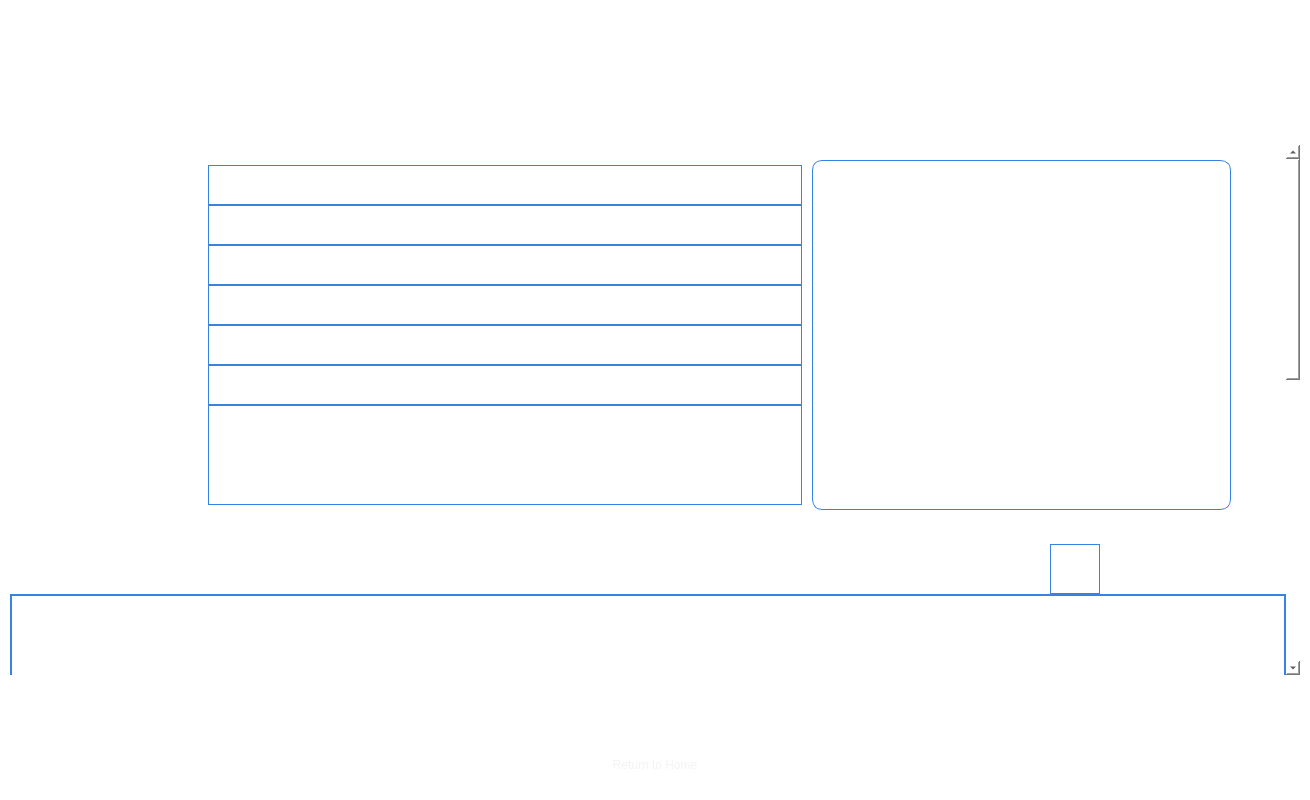
Qt form forms/Page_5.ui (apollo-k22/FaceAI-Product) before a commit.
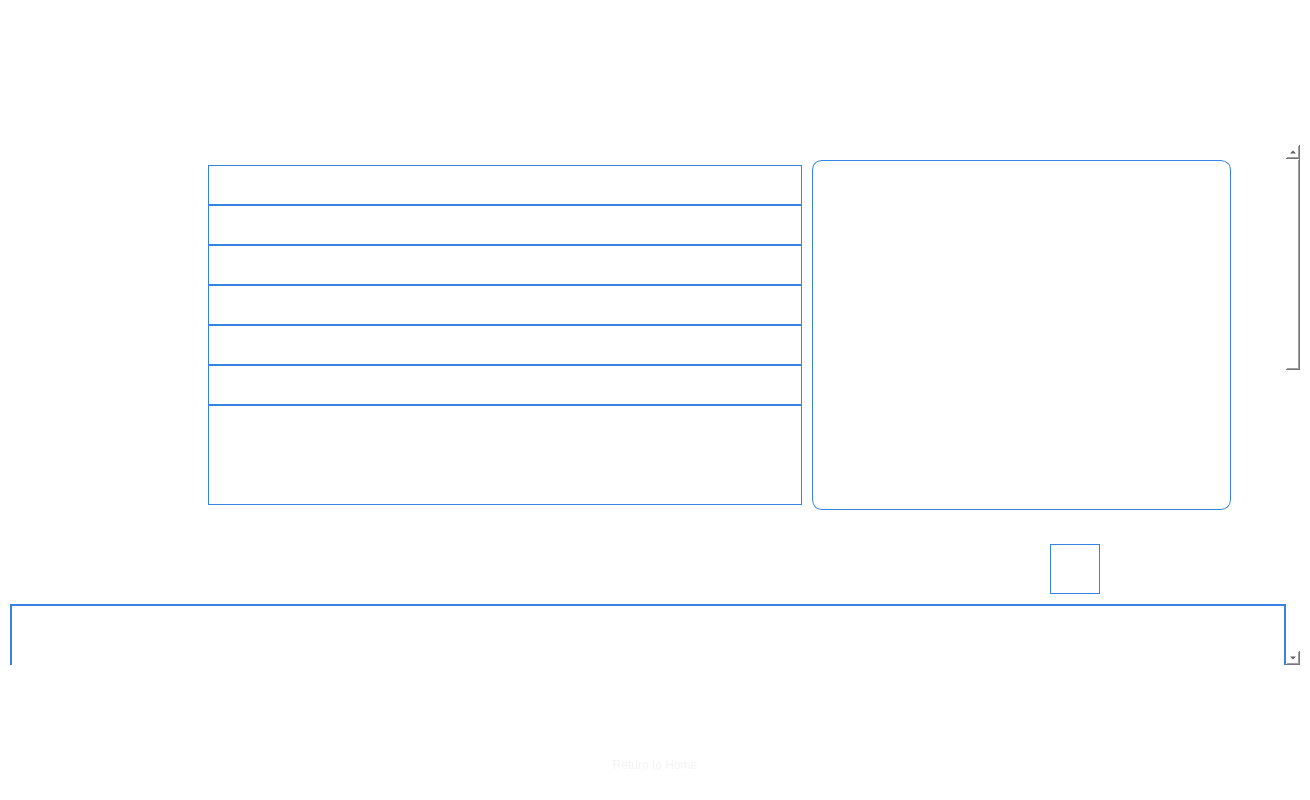
The same form after that commit. Icons and pictures are not drawn.

Patch:
```diff
--- a/forms/Page_5.ui
+++ b/forms/Page_5.ui
@@ -278,9 +278,9 @@
         <property name="geometry">
          <rect>
           <x>0</x>
-          <y>0</y>
+          <y>-315</y>
           <width>1271</width>
-          <height>1242</height>
+          <height>1251</height>
          </rect>
         </property>
         <property name="styleSheet">
@@ -744,6 +744,9 @@
                <property name="rightMargin">
                 <number>0</number>
                </property>
+               <property name="bottomMargin">
+                <number>10</number>
+               </property>
                <item>
                 <spacer name="horizontalSpacer_5">
                  <property name="orientation">
@@ -1044,6 +1047,9 @@
          <property name="spacing">
           <number>0</number>
          </property>
+         <property name="topMargin">
+          <number>10</number>
+         </property>
          <property name="bottomMargin">
           <number>5</number>
          </property>
```
Left out of the diff: 3 changed lines with no effect on the pictures.
